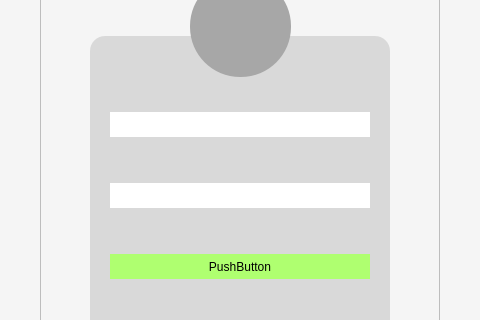
jorgea-hn/Proyecto_Sistema_Restaurante, file Layout/Login.ui: the form before one commit; both pictures show x 172 to 652 and y 144 to 464 of the 824 by 583 pixel window.
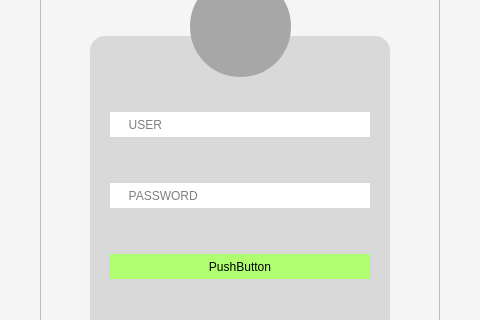
The form after the commit. Icons and pictures are not drawn.

```diff
--- a/Layout/Login.ui
+++ b/Layout/Login.ui
@@ -135,6 +135,33 @@
                   <property name="styleSheet">
                    <string notr="true">background-color: rgb(255, 255, 255);</string>
                   </property>
+                  <property name="inputMask">
+                   <string/>
+                  </property>
+                  <property name="frame">
+                   <bool>true</bool>
+                  </property>
+                  <property name="cursorPosition">
+                   <number>0</number>
+                  </property>
+                  <property name="alignment">
+                   <set>Qt::AlignLeading|Qt::AlignLeft|Qt::AlignVCenter</set>
+                  </property>
+                  <property name="dragEnabled">
+                   <bool>false</bool>
+                  </property>
+                  <property name="readOnly">
+                   <bool>false</bool>
+                  </property>
+                  <property name="placeholderText">
+                   <string>     USER</string>
+                  </property>
+                  <property name="cursorMoveStyle">
+                   <enum>Qt::LogicalMoveStyle</enum>
+                  </property>
+                  <property name="clearButtonEnabled">
+                   <bool>false</bool>
+                  </property>
                  </widget>
                 </item>
                 <item>
@@ -148,6 +175,21 @@
                   <property name="styleSheet">
                    <string notr="true">background-color: rgb(255, 255, 255);</string>
                   </property>
+                  <property name="text">
+                   <string/>
+                  </property>
+                  <property name="echoMode">
+                   <enum>QLineEdit::Password</enum>
+                  </property>
+                  <property name="cursorPosition">
+                   <number>0</number>
+                  </property>
+                  <property name="alignment">
+                   <set>Qt::AlignLeading|Qt::AlignLeft|Qt::AlignVCenter</set>
+                  </property>
+                  <property name="placeholderText">
+                   <string>     PASSWORD</string>
+                  </property>
                  </widget>
                 </item>
                 <item>
```
Left out of the diff: 2 changed lines with no effect on the pictures.
